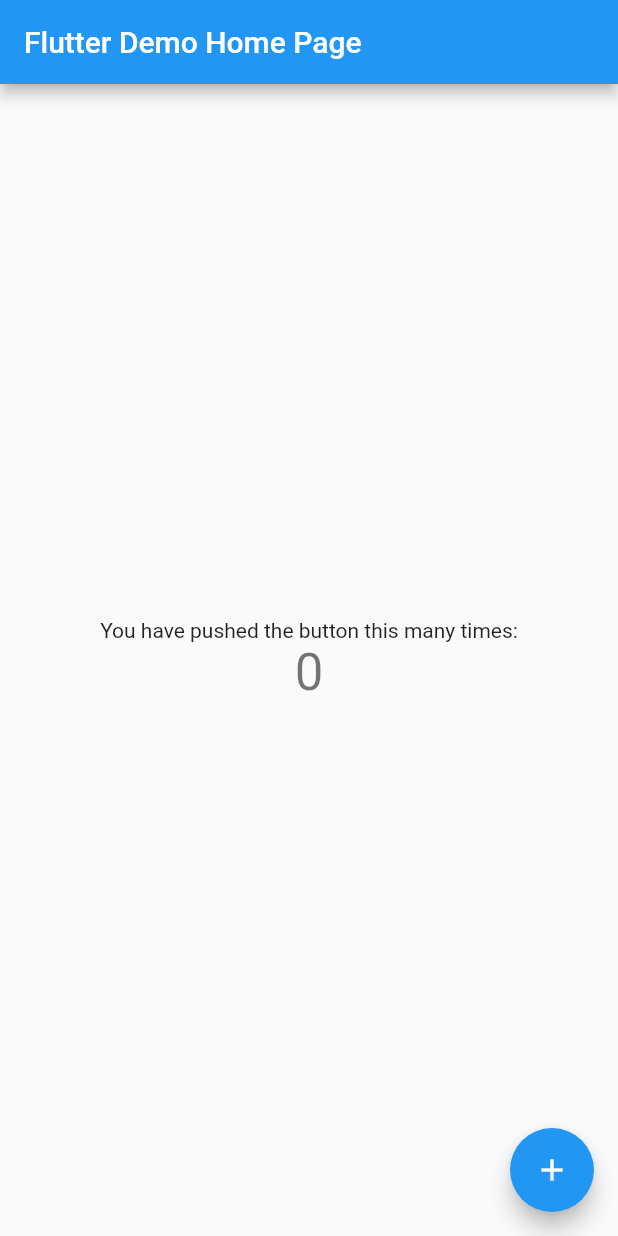
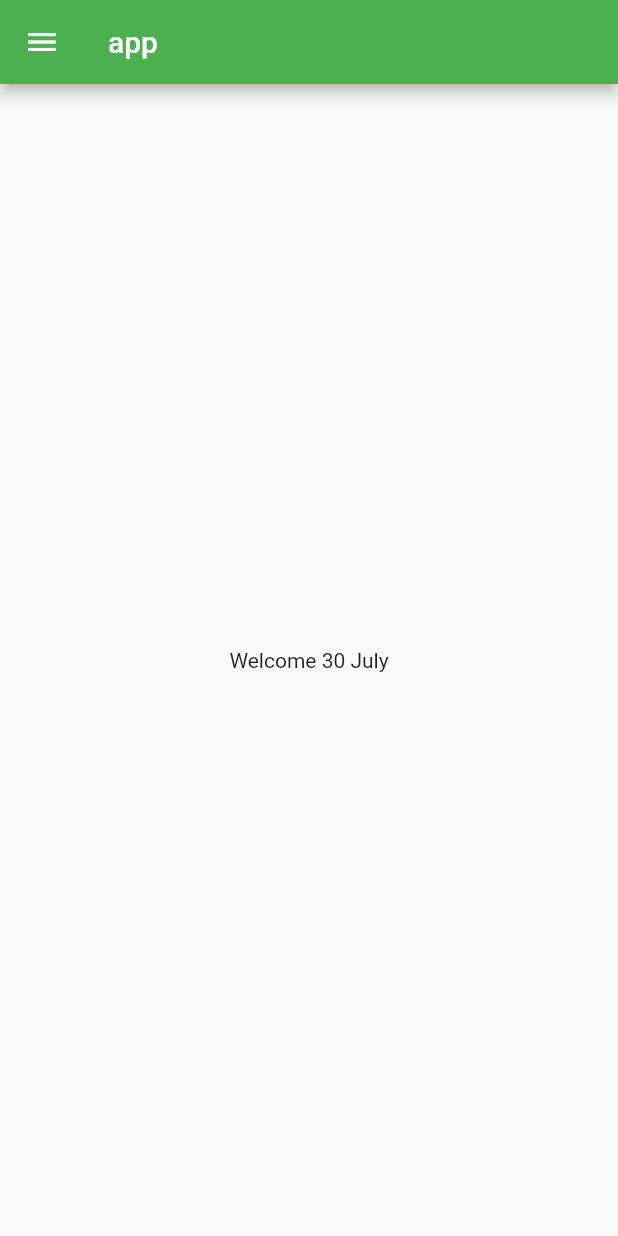
Before and after one commit to azizchauhdhary/Flutter, a Flutter app: the screen it shows after launch, on a phone screen of 412 x 824 dp. Run offline on Flutter 3.47's test engine with Material 2 defaults, Android fonts, the phone set to English and light mode, and no system bars.

Commit message:
day two completed

```diff
--- /dev/null
+++ b/lib/home_page.dart
@@ -0,0 +1,22 @@
+import 'package:flutter/material.dart';
+
+class HomePage extends StatelessWidget {
+  const HomePage({Key? key}) : super(key: key);
+
+  final int day = 30;
+  final String month = "July";
+
+  @override
+  Widget build(BuildContext context) {
+    return Scaffold(
+      appBar: AppBar(
+        title: const Text("app"),
+        backgroundColor: Colors.green,
+      ),
+      body: Center(
+        child: Text("Welcome $day $month"),
+      ),
+      drawer: const Drawer(),
+    );
+  }
+}
--- a/lib/main.dart
+++ b/lib/main.dart
@@ -1,115 +1,17 @@
 import 'package:flutter/material.dart';
+import 'home_page.dart';
 
 void main() {
-  runApp(const MyApp());
+  runApp(MyApp());
 }
 
 class MyApp extends StatelessWidget {
   const MyApp({Key? key}) : super(key: key);
-  // check this one
-  // This widget is the root of your application.
+
   @override
   Widget build(BuildContext context) {
     return MaterialApp(
-      title: 'Flutter Demo',
-      theme: ThemeData(
-        // This is the theme of your application.
-        //
-        // Try running your application with "flutter run". You'll see the
-        // application has a blue toolbar. Then, without quitting the app, try
-        // changing the primarySwatch below to Colors.green and then invoke
-        // "hot reload" (press "r" in the console where you ran "flutter run",
-        // or simply save your changes to "hot reload" in a Flutter IDE).
-        // Notice that the counter didn't reset back to zero; the application
-        // is not restarted.
-        primarySwatch: Colors.blue,
-      ),
-      home: const MyHomePage(title: 'Flutter Demo Home Page'),
+      home: HomePage(),
     );
   }
 }
-
-class MyHomePage extends StatefulWidget {
-  const MyHomePage({Key? key, required this.title}) : super(key: key);
-
-  // This widget is the home page of your application. It is stateful, meaning
-  // that it has a State object (defined below) that contains fields that affect
-  // how it looks.
-
-  // This class is the configuration for the state. It holds the values (in this
-  // case the title) provided by the parent (in this case the App widget) and
-  // used by the build method of the State. Fields in a Widget subclass are
-  // always marked "final".
-
-  final String title;
-
-  @override
-  State<MyHomePage> createState() => _MyHomePageState();
-}
-
-class _MyHomePageState extends State<MyHomePage> {
-  int _counter = 0;
-
-  void _incrementCounter() {
-    setState(() {
-      // This call to setState tells the Flutter framework that something has
-      // changed in this State, which causes it to rerun the build method below
-      // so that the display can reflect the updated values. If we changed
-      // _counter without calling setState(), then the build method would not be
-      // called again, and so nothing would appear to happen.
-      _counter++;
-    });
-  }
-
-  @override
-  Widget build(BuildContext context) {
-    // This method is rerun every time setState is called, for instance as done
-    // by the _incrementCounter method above.
-    //
-    // The Flutter framework has been optimized to make rerunning build methods
-    // fast, so that you can just rebuild anything that needs updating rather
-    // than having to individually change instances of widgets.
-    return Scaffold(
-      appBar: AppBar(
-        // Here we take the value from the MyHomePage object that was created by
-        // the App.build method, and use it to set our appbar title.
-        title: Text(widget.title),
-      ),
-      body: Center(
-        // Center is a layout widget. It takes a single child and positions it
-        // in the middle of the parent.
-        child: Column(
-          // Column is also a layout widget. It takes a list of children and
-          // arranges them vertically. By default, it sizes itself to fit its
-          // children horizontally, and tries to be as tall as its parent.
-          //
-          // Invoke "debug painting" (press "p" in the console, choose the
-          // "Toggle Debug Paint" action from the Flutter Inspector in Android
-          // Studio, or the "Toggle Debug Paint" command in Visual Studio Code)
-          // to see the wireframe for each widget.
-          //
-          // Column has various properties to control how it sizes itself and
-          // how it positions its children. Here we use mainAxisAlignment to
-          // center the children vertically; the main axis here is the vertical
-          // axis because Columns are vertical (the cross axis would be
-          // horizontal).
-          mainAxisAlignment: MainAxisAlignment.center,
-          children: <Widget>[
-            const Text(
-              'You have pushed the button this many times:',
-            ),
-            Text(
-              '$_counter',
-              style: Theme.of(context).textTheme.headline4,
-            ),
-          ],
-        ),
-      ),
-      floatingActionButton: FloatingActionButton(
-        onPressed: _incrementCounter,
-        tooltip: 'Increment',
-        child: const Icon(Icons.add),
-      ), // This trailing comma makes auto-formatting nicer for build methods.
-    );
-  }
-}
```
